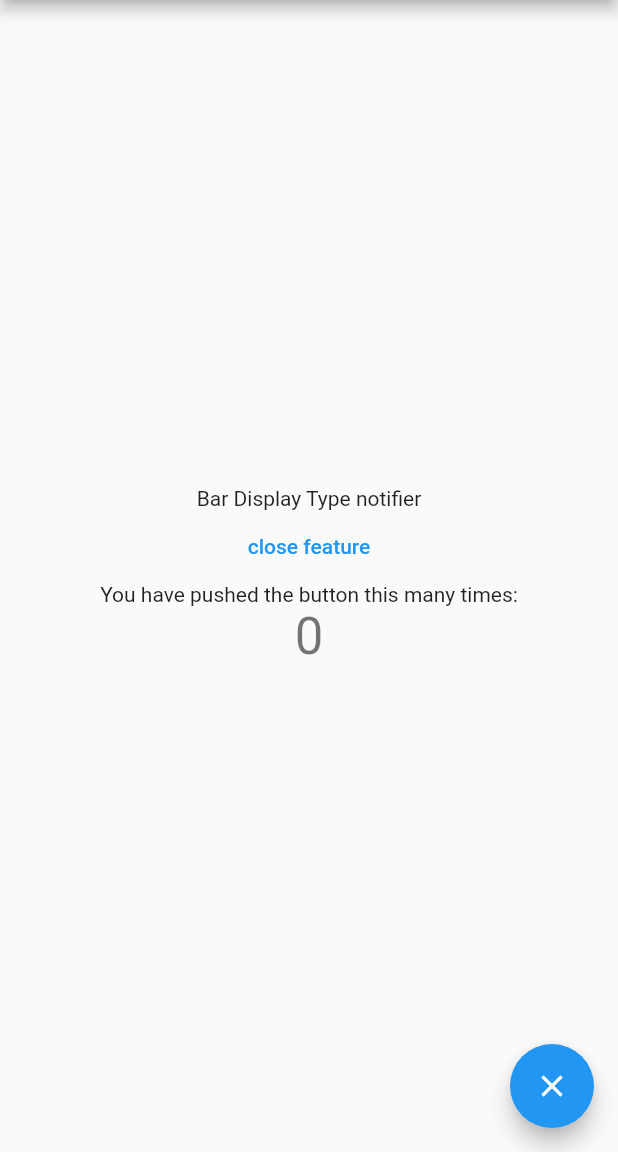
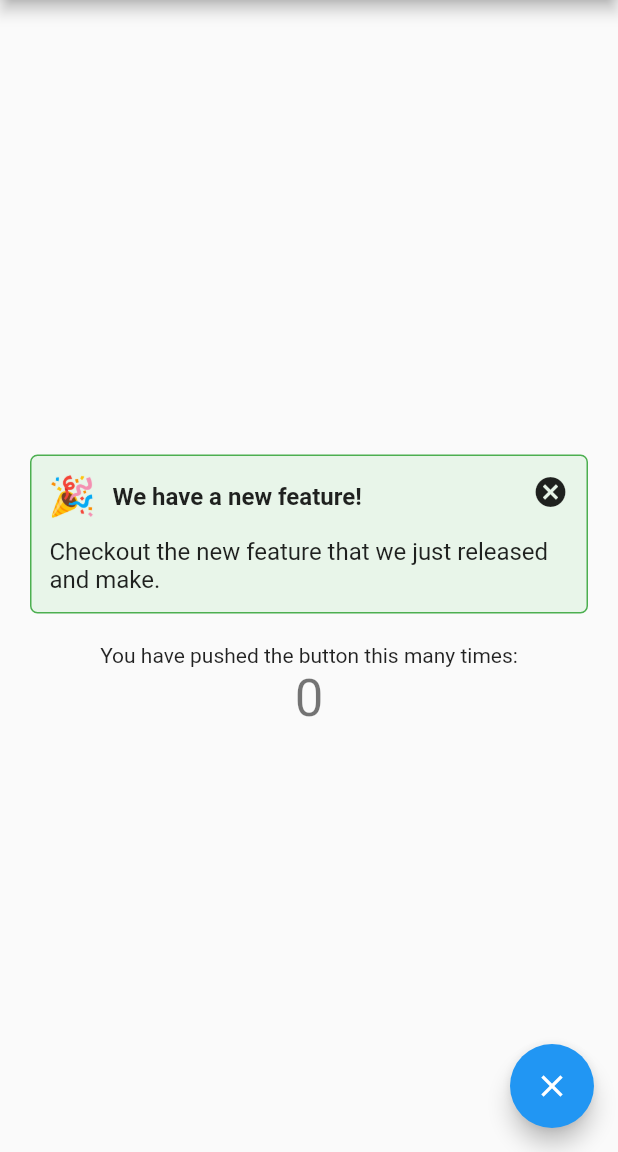
Before and after one commit to fiizzy/Feature-Notifier, a Flutter app: the screen it shows after launch, on a phone screen of 412 x 824 dp, the part 84-1236 px from its top. Run offline on Flutter 3.47's test engine with Material 2 defaults, Android fonts, the phone set to English and light mode, and no system bars; our stand-ins replace get_storage.

Commit message:
chore: notification UI with title, description and close mark

```diff
--- a/lib/main.dart
+++ b/lib/main.dart
@@ -50,7 +50,9 @@ class _MyHomePageState extends State<MyHomePage> {
         child: Column(
           mainAxisAlignment: MainAxisAlignment.center,
           children: <Widget>[
-            FeatureNotifier.barNotifier(),
+            Padding(
+                padding: EdgeInsets.all(20),
+                child: FeatureNotifier.barNotifier()),
             const Text(
               'You have pushed the button this many times:',
             ),
--- a/lib/widgets/bar_display.dart
+++ b/lib/widgets/bar_display.dart
@@ -12,24 +12,63 @@ class _BarDisplayNotifierState extends State<BarDisplayNotifier> {
   @override
   Widget build(BuildContext context) {
     print("Last save value is ${FeatureNotifierStorage.read(1)}");
-    return SizedBox(
+    return !FeatureNotifierStorage.read(1)
+        ? LayoutBuilder(builder: (context, constraint) {
+            return Container(
+                padding: EdgeInsets.all(12),
+                decoration: BoxDecoration(
+                    color: Colors.green[50],
+                    border: Border.all(width: 1, color: Colors.green),
+                    borderRadius: BorderRadius.all(Radius.circular(5))),
                 child: Center(
-      child: !FeatureNotifierStorage.read(1)
-          ? Column(
+                  child: Column(
+                    crossAxisAlignment: CrossAxisAlignment.start,
                     children: [
-                Text("Bar Display Type notifier"),
-                TextButton(
-                  child: Text("close feature"),
-                  onPressed: () {
+                      Padding(
+                        padding: const EdgeInsets.only(bottom: 12.0),
+                        child: Row(
+                            mainAxisAlignment: MainAxisAlignment.spaceBetween,
+                            crossAxisAlignment: CrossAxisAlignment.start,
+                            children: [
+                              Row(
+                                children: [
+                                  Padding(
+                                    padding: const EdgeInsets.only(right: 12),
+                                    child: Image.asset(
+                                      "asset/party.png",
+                                      height: 30,
+                                    ),
+                                  ),
+                                  SizedBox(
+                                    width: constraint.maxWidth * .7,
+                                    child: Text(
+                                      "We have a new feature!",
+                                      style: TextStyle(
+                                          fontWeight: FontWeight.w700,
+                                          fontSize: 16),
+                                    ),
+                                  ),
+                                ],
+                              ),
+                              GestureDetector(
+                                child: Icon(Icons.cancel_sharp),
+                                onTap: () {
                                   setState(() {
-                      FeatureNotifierStorage.write(value: true, id: 1);
+                                    FeatureNotifierStorage.write(
+                                        value: true, id: 1);
                                   });
                                   print("close Feature");
                                 },
                               )
+                            ]),
+                      ),
+                      Text(
+                          "Checkout the new feature that we just released and make.",
+                          style: TextStyle(fontSize: 16)),
                     ],
-            )
-          : Container(),
+                  ),
                 ));
+          })
+        : Container();
   }
 }
--- a/pubspec.yaml
+++ b/pubspec.yaml
@@ -60,7 +60,8 @@ flutter:
   uses-material-design: true
 
   # To add assets to your application, add an assets section, like this:
-  # assets:
+  assets:
+    - asset/
   #   - images/a_dot_burr.jpeg
   #   - images/a_dot_ham.jpeg
 
```
Also changed, not shown: asset/party.png (added). Lines whose indentation alone changed are shown as unchanged.
